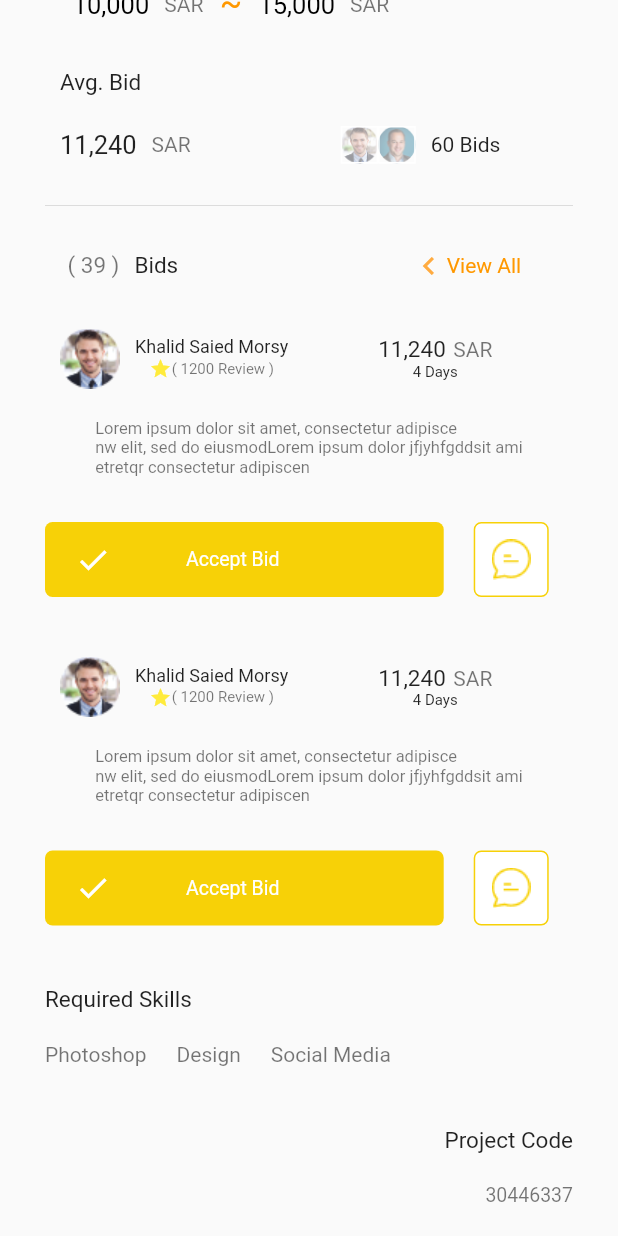
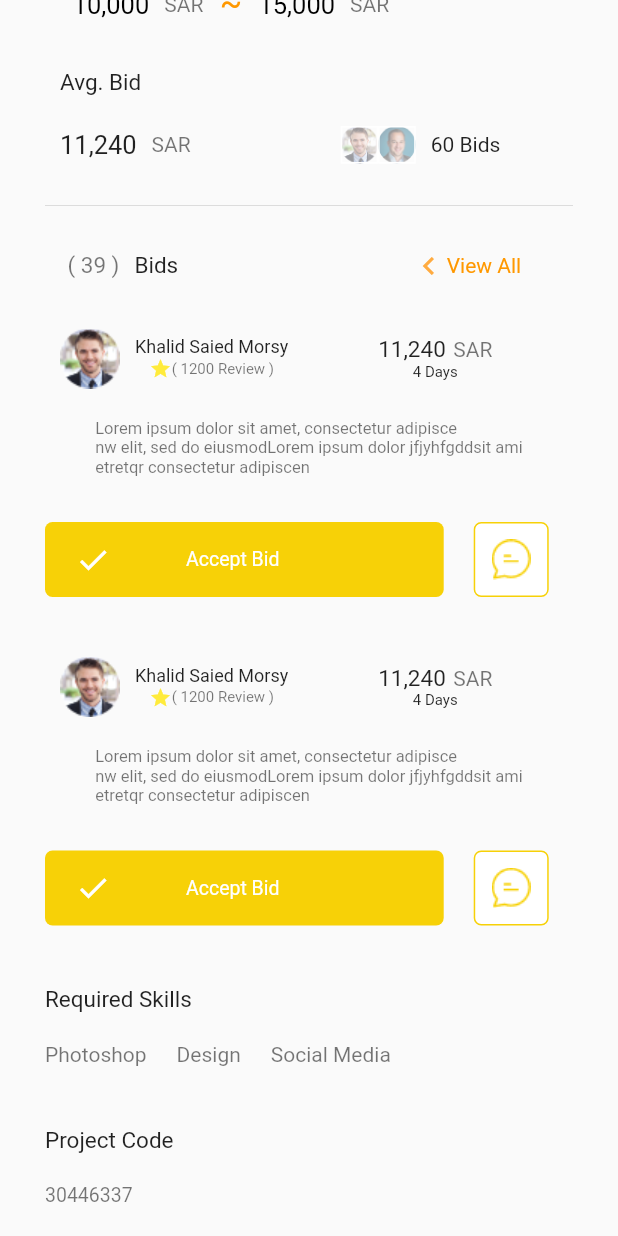
Before and after one commit to tusharhow/UI-Project-1-Ramjan, a Flutter app: the EmployerProject screen opened directly, scrolled down 383 dp, on a phone screen of 412 x 824 dp. Run offline on Flutter 3.47's test engine with Material 2 defaults, Android fonts, the phone set to English and light mode, and no system bars.

Commit message:
Initial Commit

```diff
--- a/lib/employer_project.dart
+++ b/lib/employer_project.dart
@@ -641,7 +641,7 @@ class EmployerProject extends StatelessWidget {
             padding:
                 const EdgeInsets.symmetric(horizontal: defaultPadding * 1.5),
             child: Row(
-              mainAxisAlignment: MainAxisAlignment.end,
+              mainAxisAlignment: MainAxisAlignment.start,
               children: const [
                 Text(
                   'Project Code',
@@ -657,7 +657,7 @@ class EmployerProject extends StatelessWidget {
             padding:
                 const EdgeInsets.symmetric(horizontal: defaultPadding * 1.5),
             child: Row(
-              mainAxisAlignment: MainAxisAlignment.end,
+              mainAxisAlignment: MainAxisAlignment.start,
               children: const [
                 Text(
                   '30446337',
--- a/lib/main.dart
+++ b/lib/main.dart
@@ -21,7 +21,7 @@ class MyApp extends StatelessWidget {
       theme: ThemeData(
         primarySwatch: Colors.blue,
       ),
-      home:  SettingsPage(),
+      home: EmployerProject(),
     );
   }
 }
```
